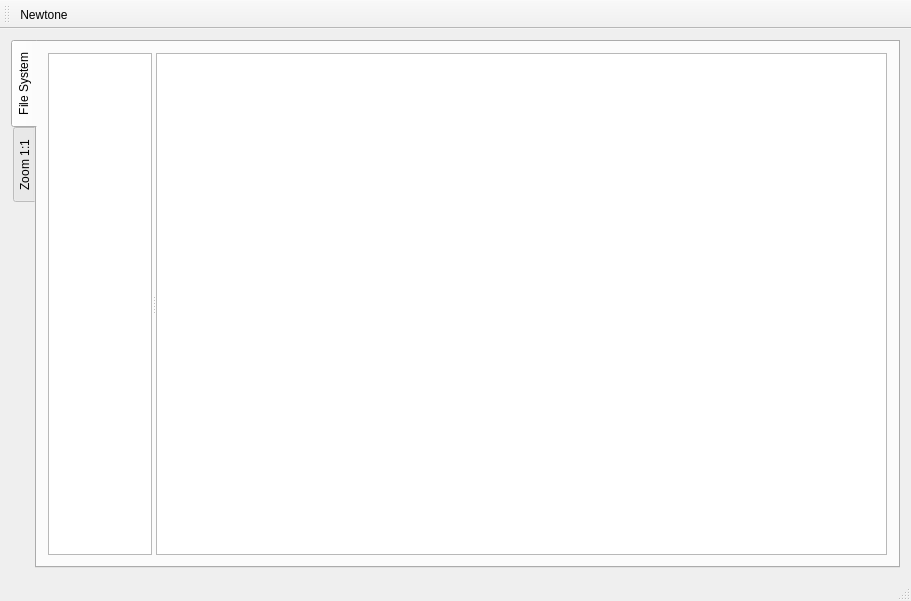
alexzk1/astroed, file mainwindow.ui: the form before one commit.
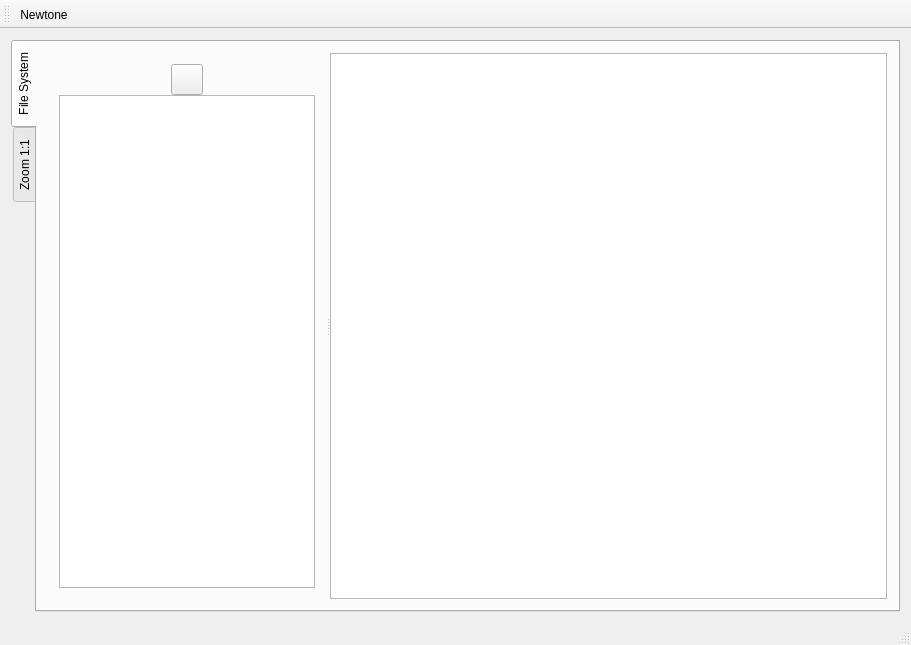
The form after the commit. Icons and pictures are not drawn. Custom widgets are drawn as their Qt base class.

Commit message: added button to switch on/off list of subfolders

The edit to the form file:
```diff
--- a/mainwindow.ui
+++ b/mainwindow.ui
@@ -7,7 +7,7 @@
     <x>0</x>
     <y>0</y>
     <width>911</width>
-    <height>601</height>
+    <height>645</height>
    </rect>
   </property>
   <property name="windowTitle">
@@ -34,17 +34,79 @@
        <attribute name="title">
         <string>File System</string>
        </attribute>
-       <layout class="QVBoxLayout" name="verticalLayout_2">
+       <layout class="QVBoxLayout" name="verticalLayout_5">
         <item>
          <widget class="QSplitter" name="splitter">
           <property name="orientation">
            <enum>Qt::Horizontal</enum>
           </property>
+          <widget class="QWidget" name="layoutWidget">
+           <layout class="QVBoxLayout" name="verticalLayout_2">
+            <property name="spacing">
+             <number>0</number>
+            </property>
+            <item>
+             <widget class="QWidget" name="treeBtnsHost" native="true">
+              <property name="sizePolicy">
+               <sizepolicy hsizetype="Preferred" vsizetype="Minimum">
+                <horstretch>0</horstretch>
+                <verstretch>1</verstretch>
+               </sizepolicy>
+              </property>
+              <property name="minimumSize">
+               <size>
+                <width>0</width>
+                <height>0</height>
+               </size>
+              </property>
+              <layout class="QHBoxLayout" name="horizontalLayout">
+               <property name="spacing">
+                <number>7</number>
+               </property>
+               <property name="leftMargin">
+                <number>5</number>
+               </property>
+               <property name="topMargin">
+                <number>0</number>
+               </property>
+               <property name="rightMargin">
+                <number>5</number>
+               </property>
+               <property name="bottomMargin">
+                <number>0</number>
+               </property>
+               <item>
+                <widget class="QToolButton" name="btnRecurseList">
+                 <property name="toolTip">
+                  <string>Recurse read (list subfolders).</string>
+                 </property>
+                 <property name="text">
+                  <string/>
+                 </property>
+                 <property name="icon">
+                  <iconset resource="resources.qrc">
+                   <normaloff>:/icons/icons/spiral-icon.png</normaloff>:/icons/icons/spiral-icon.png</iconset>
+                 </property>
+                 <property name="iconSize">
+                  <size>
+                   <width>24</width>
+                   <height>24</height>
+                  </size>
+                 </property>
+                 <property name="checkable">
+                  <bool>true</bool>
+                 </property>
+                </widget>
+               </item>
+              </layout>
+             </widget>
+            </item>
+            <item>
           <widget class="QTreeView" name="dirsTree">
            <property name="sizePolicy">
             <sizepolicy hsizetype="Preferred" vsizetype="Expanding">
              <horstretch>1</horstretch>
-             <verstretch>0</verstretch>
+                <verstretch>19</verstretch>
             </sizepolicy>
            </property>
            <property name="sortingEnabled">
@@ -57,6 +119,9 @@
             <bool>true</bool>
            </attribute>
           </widget>
+            </item>
+           </layout>
+          </widget>
           <widget class="CustomTableView" name="previewsTable">
            <property name="sizePolicy">
             <sizepolicy hsizetype="Expanding" vsizetype="Expanding">
```
Left out of the diff: 2 changed lines with no effect on the pictures. Lines whose indentation alone changed are shown as unchanged. The commit also changes 4 other files.
